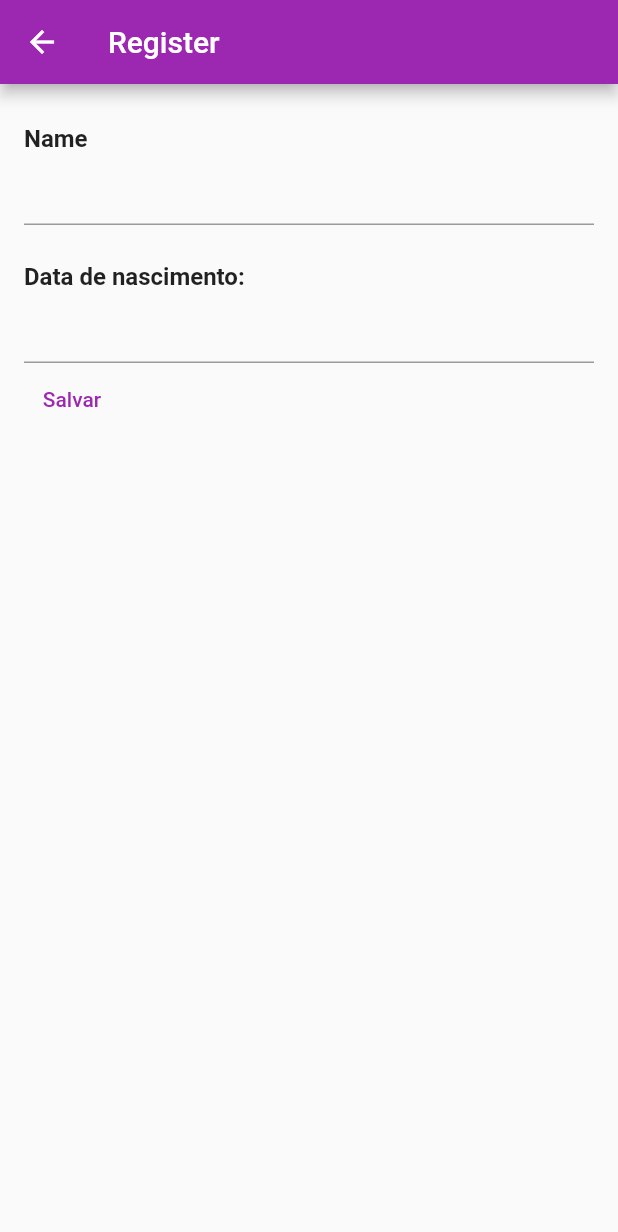
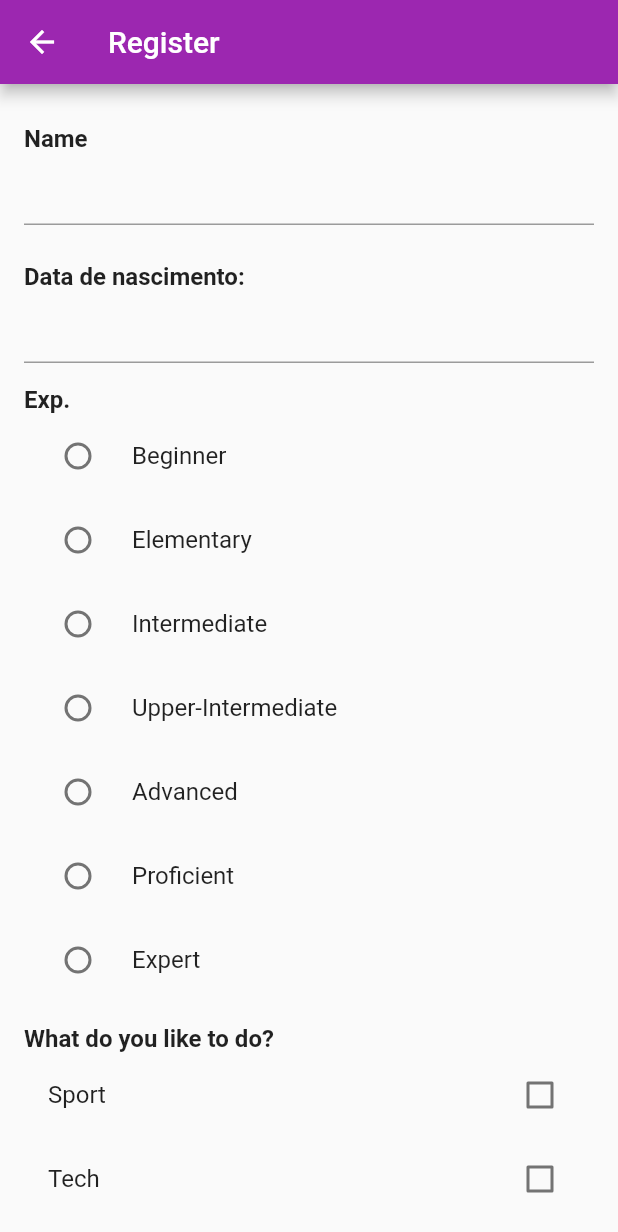
Before and after one commit to eduardoandd/trilhaap, a Flutter app: the RegisterPageTeacher screen opened directly, on a phone screen of 412 x 824 dp. Shown: the top 1232 px of the screen. Run offline on Flutter 3.47's test engine with Material 2 defaults, Android fonts, the phone set to English and light mode, and no system bars; our stand-ins replace google_fonts.

Commit message:
aplicando checknbox e radios no teacher app

```diff
--- a/lib/pages/dados_cadastrais.dart
+++ b/lib/pages/dados_cadastrais.dart
@@ -121,15 +121,22 @@ class _DadosCadastraisPageState extends State<DadosCadastraisPage> {
                   },
                 ),).toList()
             ),
-            TextLabel(texto: "Linguagens preferidas"),
+            TextLabel(texto: "Pretensão salarial R\$ ${salarioEscolhido.round().toString()}"),
             Slider(
               min:1000,
-              max: 100000,
+              max: 50000,
               value: salarioEscolhido,
               onChanged:(double value) {
+                setState(() {
+                  salarioEscolhido = (value / 100).round() * 100;
+                  if (salarioEscolhido > 10000 && salarioEscolhido < 30000){
+                    salarioEscolhido=(value / 500).round() * 500;
+                  }
+                  else if(salarioEscolhido > 30000){
+                    salarioEscolhido=(value / 1000).round() * 1000;
+                  }
 
-                setState(() {
-                  salarioEscolhido=value;
+                  // print(salarioEscolhido);
                 });
               }
             ),
--- a/lib/pages/my_app.dart
+++ b/lib/pages/my_app.dart
@@ -20,7 +20,7 @@ class MyApp extends StatelessWidget {
         primarySwatch: Colors.purple,
         textTheme: GoogleFonts.robotoTextTheme(),
       ),
-      home: const login.LoginPage(),
+      home: const teacher.LoginPage(),
     );
   }
 }
--- a/lib/pages/teacher/register_teacher_page.dart
+++ b/lib/pages/teacher/register_teacher_page.dart
@@ -1,15 +1,42 @@
+// ignore_for_file: prefer_const_literals_to_create_immutables
+
 import 'package:flutter/material.dart';
 import 'package:flutter/src/foundation/key.dart';
 import 'package:flutter/src/widgets/framework.dart';
+import 'package:trilhaap/repositories/teacher/hobbies_teacher_repository.dart';
 
+import '../../repositories/teacher/exp_teacher_repository.dart';
 import '../../shared/widgets/text_label.dart';
 
-class RegisterPageTeacher extends StatelessWidget {
+class RegisterPageTeacher extends StatefulWidget {
 
+
+  RegisterPageTeacher({Key? key}) : super(key: key);
+
+  @override
+  State<RegisterPageTeacher> createState() => _RegisterPageTeacherState();
+}
+
+class _RegisterPageTeacherState extends State<RegisterPageTeacher> {
   TextEditingController nameController = TextEditingController(text: "");
+
   TextEditingController dataController = TextEditingController(text: "");
 
-  RegisterPageTeacher({Key? key}) : super(key: key);
+  var expLevelsRepository = expTeacherRepository();
+  var expLevels=[];
+  var selectedExp = "";
+  var levels = [];
+
+  var hobbiesRepository = HobbiesTeacherRepository();
+  var hobbies = [];
+  var selectedHobbies= [];
+
+  @override
+  void initState() {
+    expLevels = expLevelsRepository.GetExpLevels();
+    hobbies = hobbiesRepository.GetHobbies();
+    super.initState();
+  }
 
   @override
   Widget build(BuildContext context) {
@@ -19,8 +46,8 @@ class RegisterPageTeacher extends StatelessWidget {
       body: Padding(
         padding: const EdgeInsets.symmetric(vertical: 12, horizontal: 16),
 
-        child: Column(
-          crossAxisAlignment: CrossAxisAlignment.start,
+        child: ListView(
+          // crossAxisAlignment: CrossAxisAlignment.start,
 
           children: [
             TextLabel(texto: "Name"),
@@ -48,10 +75,46 @@ class RegisterPageTeacher extends StatelessWidget {
                 }
               },
             ),
+            TextLabel(texto: "Exp."),
+
+            Column(
+              children: expLevels.map(
+                (level) => RadioListTile(
+                  title: Text(level.toString()),
+                  selected: selectedExp == level,
+                  value: level.toString(),
+                  groupValue: selectedExp,
+                  onChanged: (value){
+                    setState(() {
+                      selectedExp=value.toString();
+                    });
+                  },
+                )).toList()
+            ),
+            TextLabel(texto: "What do you like to do?"),
+            Column(
+              children: hobbies.map(
+                (hobby) => CheckboxListTile(
+                  title: Text(hobby),
+                  value: selectedHobbies.contains(hobby),
+                  onChanged: (bool? value){
+                    setState(() {
+                      if (value!){
+                        selectedHobbies.add(hobby);
+                      }
+                      else{
+                        selectedHobbies.remove(hobby);
+                      }
+                    });
+                  }
+                )
+                ).toList(),
+            ),
+
             TextButton(onPressed: (){print(nameController.text);}, child: Text("Salvar"))
-
           ]
         ),
+
       ),
     );
   }
--- /dev/null
+++ b/lib/repositories/teacher/exp_teacher_repository.dart
@@ -0,0 +1,13 @@
+class expTeacherRepository{
+  List<String> GetExpLevels(){
+    return [
+      'Beginner',      // Básico
+      'Elementary',    // Elementar (um pouco acima de básico)
+      'Intermediate',  // Intermediário
+      'Upper-Intermediate', // Intermediário avançado
+      'Advanced',      // Avançado
+      'Proficient',    // Proficiente
+      'Expert'         // Especialista
+    ];
+  }
+}
--- /dev/null
+++ b/lib/repositories/teacher/hobbies_teacher_repository.dart
@@ -0,0 +1,11 @@
+class HobbiesTeacherRepository{
+  List<String> GetHobbies(){
+    return [
+      "Sport",
+      "Tech",
+      "Dance",
+      "Read",
+      "Write"
+    ];
+  }
+}
```
